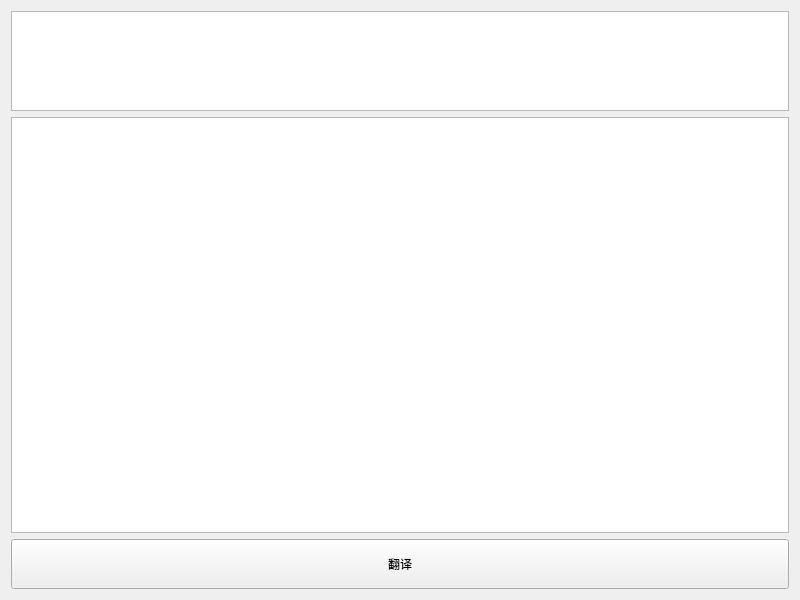
This is widget.ui in 32ns/Translate as Qt 5 draws it before an edit. The edited form follows.
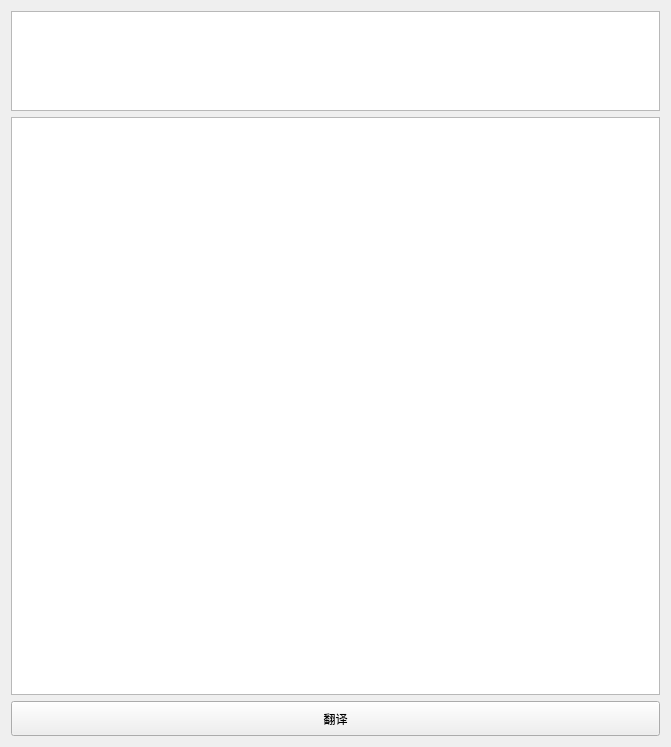
This is the edited form.

Diff of the .ui file:
```diff
--- a/widget.ui
+++ b/widget.ui
@@ -6,10 +6,16 @@
    <rect>
     <x>0</x>
     <y>0</y>
-    <width>800</width>
-    <height>600</height>
+    <width>671</width>
+    <height>747</height>
    </rect>
   </property>
+  <property name="minimumSize">
+   <size>
+    <width>600</width>
+    <height>600</height>
+   </size>
+  </property>
   <property name="windowTitle">
    <string>Translate</string>
   </property>
@@ -52,7 +58,13 @@
        <property name="minimumSize">
         <size>
          <width>0</width>
-         <height>50</height>
+         <height>35</height>
+        </size>
+       </property>
+       <property name="maximumSize">
+        <size>
+         <width>16777215</width>
+         <height>35</height>
         </size>
        </property>
        <property name="text">
```
